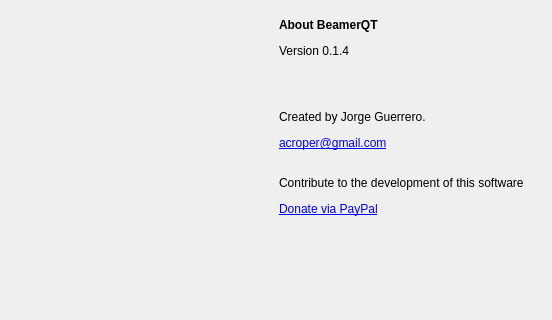
First picture: the form in gui/About.ui, repository acroper/BeamerQt, before the edit; both pictures show x 0 to 552 and y 0 to 320 of the 552 by 642 pixel window.
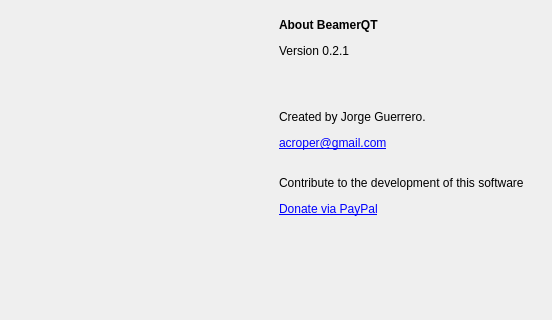
Second picture: the form after the edit. Icons and pictures are not drawn.

```diff
--- a/gui/About.ui
+++ b/gui/About.ui
@@ -41,7 +41,7 @@
        <item>
         <widget class="QLabel" name="label_2">
          <property name="text">
-          <string>&lt;html&gt;&lt;head/&gt;&lt;body&gt;&lt;p&gt;&lt;span style=&quot; font-weight:600;&quot;&gt;About BeamerQT&lt;/span&gt;&lt;/p&gt;&lt;p&gt;Version 0.1.4 &lt;/p&gt;&lt;p&gt;&lt;br/&gt;&lt;/p&gt;&lt;p&gt;Created by Jorge Guerrero.&lt;/p&gt;&lt;p&gt;&lt;a href=&quot;mailto:acroper@gmail.com&quot;&gt;&lt;span style=&quot; text-decoration: underline; color:#0000ff;&quot;&gt;acroper@gmail.com&lt;/span&gt;&lt;/a&gt;&lt;/p&gt;&lt;p&gt;&lt;br/&gt;Contribute to the development of this software&lt;/p&gt;&lt;p&gt;&lt;a href=&quot;https://www.paypal.com/donate/?business=2PP5H8Z8L5E8E&amp;amp;no_recurring=0&amp;amp;item_name=Support+the+development+of+BeamerQT&amp;amp;currency_code=USD&quot;&gt;&lt;span style=&quot; text-decoration: underline; color:#0000ff;&quot;&gt;Donate via PayPal&lt;/span&gt;&lt;/a&gt;&lt;/p&gt;&lt;p&gt;&lt;br/&gt;&lt;/p&gt;&lt;p&gt;&lt;br/&gt;&lt;/p&gt;&lt;/body&gt;&lt;/html&gt;</string>
+          <string>&lt;html&gt;&lt;head/&gt;&lt;body&gt;&lt;p&gt;&lt;span style=&quot; font-weight:600;&quot;&gt;About BeamerQT&lt;/span&gt;&lt;/p&gt;&lt;p&gt;Version 0.2.1&lt;/p&gt;&lt;p&gt;&lt;br/&gt;&lt;/p&gt;&lt;p&gt;Created by Jorge Guerrero.&lt;/p&gt;&lt;p&gt;&lt;a href=&quot;mailto:acroper@gmail.com&quot;&gt;&lt;span style=&quot; text-decoration: underline; color:#0000ff;&quot;&gt;acroper@gmail.com&lt;/span&gt;&lt;/a&gt;&lt;/p&gt;&lt;p&gt;&lt;br/&gt;Contribute to the development of this software&lt;/p&gt;&lt;p&gt;&lt;a href=&quot;https://www.paypal.com/donate/?business=2PP5H8Z8L5E8E&amp;amp;no_recurring=0&amp;amp;item_name=Support+the+development+of+BeamerQT&amp;amp;currency_code=USD&quot;&gt;&lt;span style=&quot; text-decoration: underline; color:#0000ff;&quot;&gt;Donate via PayPal&lt;/span&gt;&lt;/a&gt;&lt;/p&gt;&lt;p&gt;&lt;br/&gt;&lt;/p&gt;&lt;p&gt;&lt;br/&gt;&lt;/p&gt;&lt;/body&gt;&lt;/html&gt;</string>
          </property>
          <property name="textFormat">
           <enum>Qt::RichText</enum>
```
